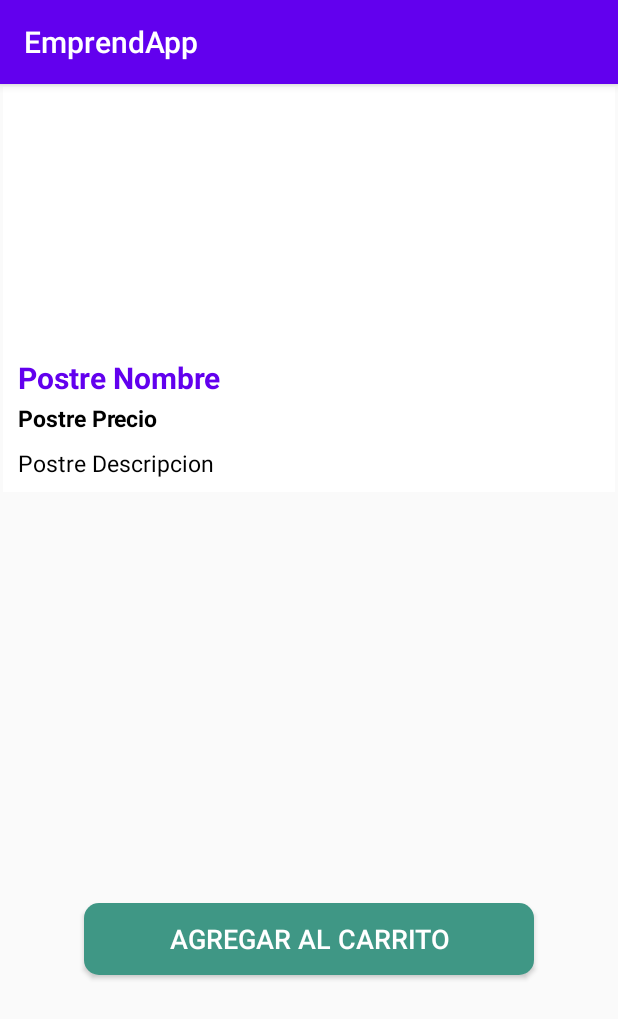
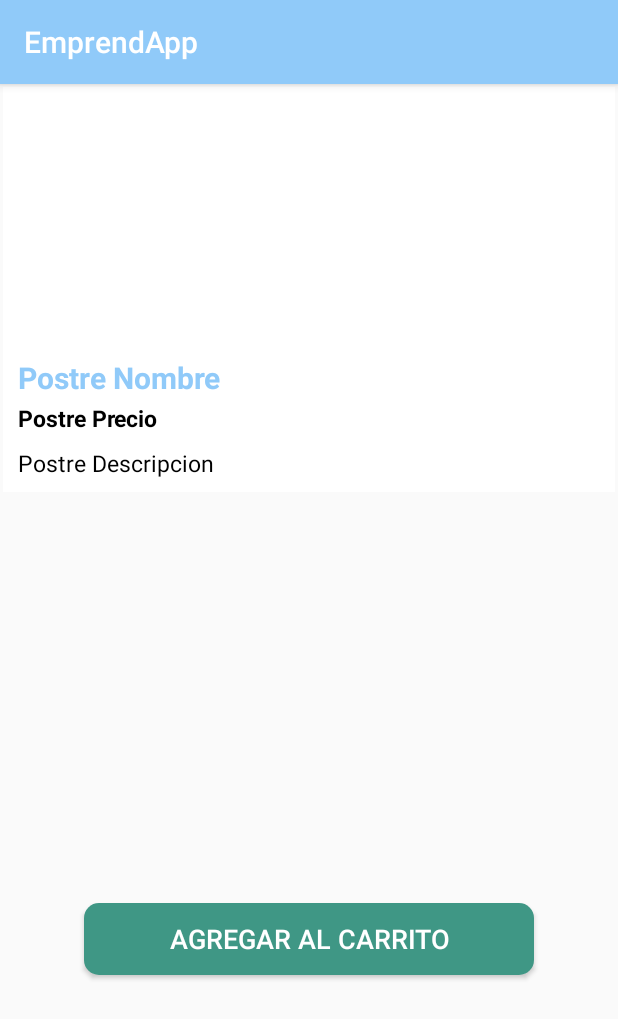
Before and after one commit to carloshuila/EmpredApp, an Android app: the PostreConectActivity screen opened directly, with no data from a screen before it, on a phone screen of 412 x 824 dp. Shown: the top 1019 px of the screen. Run offline under Robolectric (Android 15) with nearby library versions, the phone set to English and light mode, and no system bars; our stand-ins replace Firebase (no records; nobody signed in at launch, a user with empty details on screens opened directly).

```diff
--- a/app/src/main/res/values/colors.xml
+++ b/app/src/main/res/values/colors.xml
@@ -1,9 +1,12 @@
 <?xml version="1.0" encoding="utf-8"?>
 <resources>
-    <color name="colorPrimary">#6200EE</color>
-    <color name="colorPrimaryDark">#3700B3</color>
+    <color name="colorPrimary">#90CAF9</color>
+    <color name="colorPrimaryDark">#448AFF</color>
     <color name="colorAccent">#03DAC5</color>
     <color name="colorBlanco">#FFFFFF</color>
     <color name="colorCintaCard">#FFFFFF</color>
     <color name="colorNegro">#000000</color>
+    <color name="colorGris">#9E9E9E</color>
+    <color name="colorError">#F44336</color>
+
 </resources>
```
